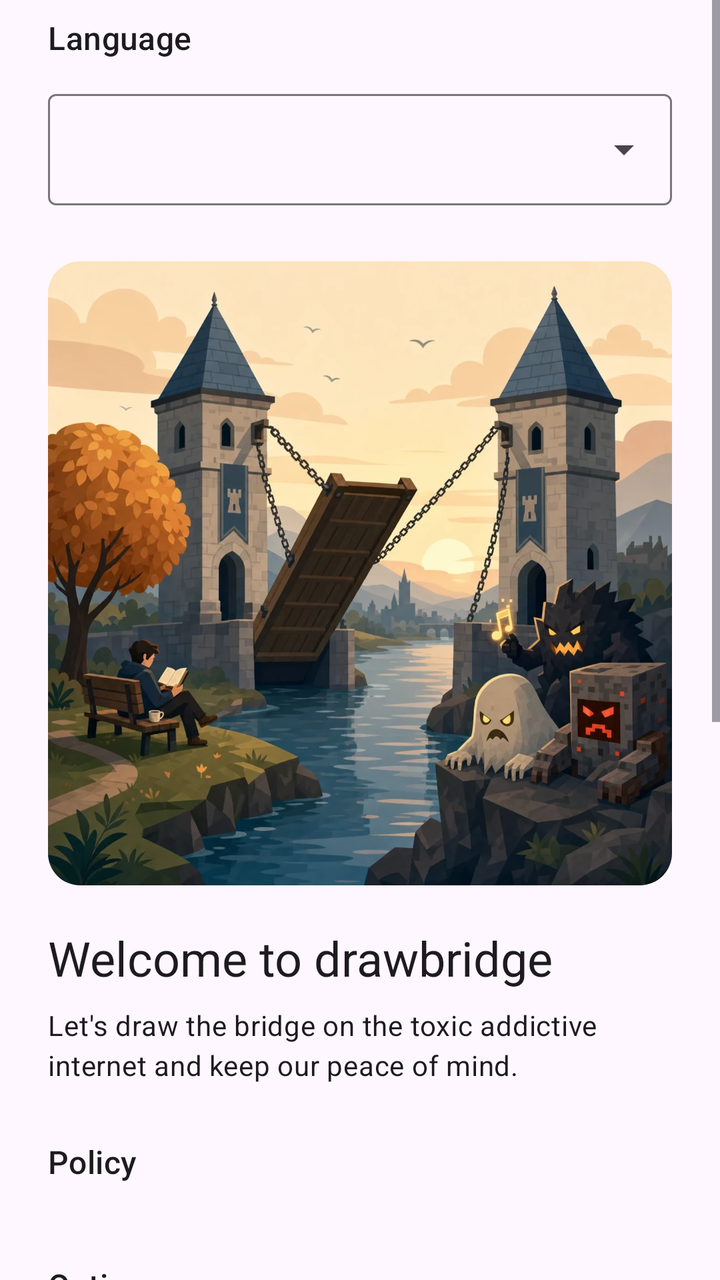
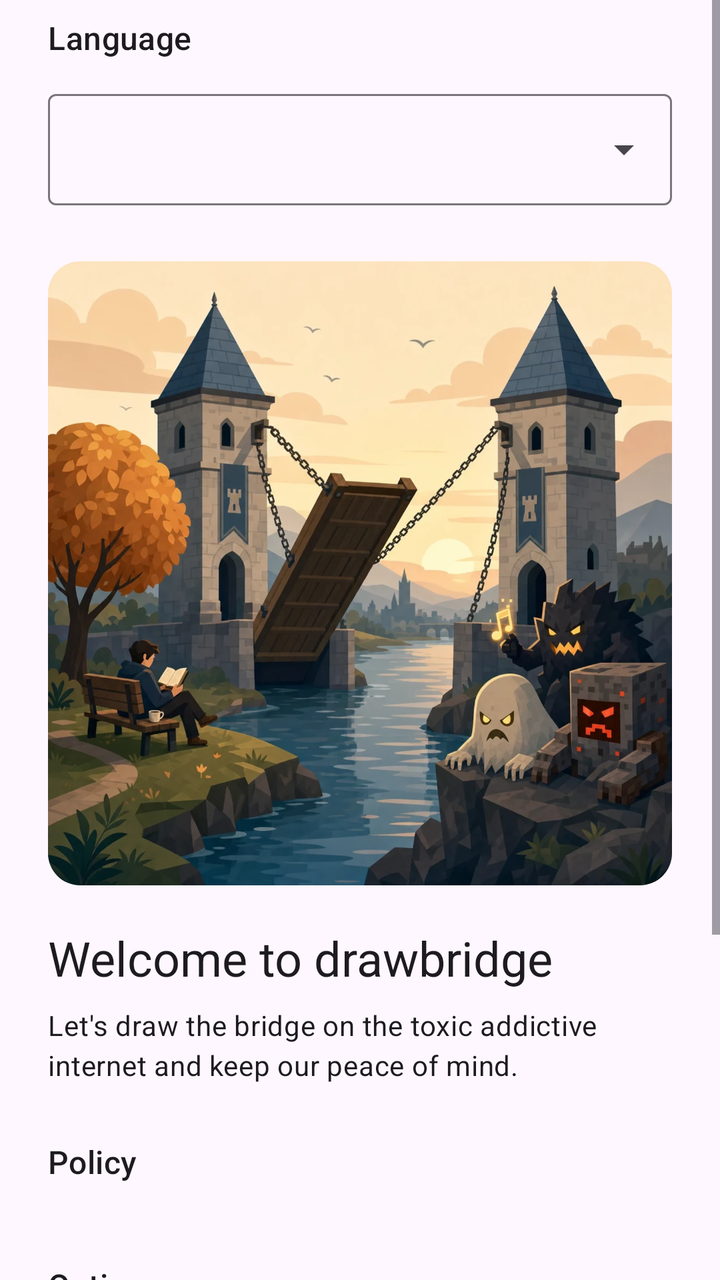

Before-and-after screenshots of an Android layout around one commit, followed by the original layout XML and the change that was made.
<!-- AndroidManifest.xml: application theme Theme.Drawbridge -->
<!-- res/layout/activity_main.xml -->
<?xml version="1.0" encoding="utf-8"?>
<ScrollView xmlns:android="http://schemas.android.com/apk/res/android"
    xmlns:app="http://schemas.android.com/apk/res-auto"
    android:id="@+id/root"
    android:layout_width="match_parent"
    android:layout_height="match_parent"
    android:fillViewport="true">

    <LinearLayout
        android:layout_width="match_parent"
        android:layout_height="wrap_content"
        android:orientation="vertical"
        android:paddingTop="8dp"
        android:paddingBottom="32dp">

        <TextView
            style="@style/TextAppearance.Drawbridge.SectionHeading"
            android:layout_width="match_parent"
            android:layout_height="wrap_content"
            android:text="@string/language_heading" />

        
        <com.google.android.material.textfield.TextInputLayout
            style="@style/Widget.Material3.TextInputLayout.OutlinedBox.ExposedDropdownMenu"
            android:layout_width="match_parent"
            android:layout_height="wrap_content"
            android:layout_marginHorizontal="24dp"
            android:layout_marginBottom="28dp">

            <com.google.android.material.textfield.MaterialAutoCompleteTextView
                android:id="@+id/languageField"
                android:layout_width="match_parent"
                android:layout_height="wrap_content"
                android:inputType="none" />
        </com.google.android.material.textfield.TextInputLayout>

        
        <com.google.android.material.imageview.ShapeableImageView
            android:layout_width="match_parent"
            android:layout_height="wrap_content"
            android:layout_marginHorizontal="24dp"
            android:layout_marginBottom="20dp"
            android:adjustViewBounds="true"
            android:contentDescription="@string/welcome_scene_description"
            android:scaleType="fitCenter"
            android:src="@drawable/welcome_scene"
            app:shapeAppearanceOverlay="@style/ShapeAppearance.Drawbridge.Hero" />

        <TextView
            android:layout_width="match_parent"
            android:layout_height="wrap_content"
            android:layout_marginHorizontal="24dp"
            android:paddingBottom="8dp"
            android:text="@string/welcome_title"
            android:textAppearance="?attr/textAppearanceHeadlineSmall" />

        <TextView
            android:layout_width="match_parent"
            android:layout_height="wrap_content"
            android:layout_marginHorizontal="24dp"
            android:paddingBottom="28dp"
            android:text="@string/welcome_subtitle"
            android:textAppearance="?attr/textAppearanceBodyMedium" />

        <TextView
            style="@style/TextAppearance.Drawbridge.SectionHeading"
            android:layout_width="match_parent"
            android:layout_height="wrap_content"
            android:text="@string/policy_heading" />

        <LinearLayout
            android:id="@+id/policyContainer"
            android:layout_width="match_parent"
            android:layout_height="wrap_content"
            android:layout_marginBottom="28dp"
            android:orientation="vertical"
            android:paddingHorizontal="24dp" />

        <TextView
            style="@style/TextAppearance.Drawbridge.SectionHeading"
            android:layout_width="match_parent"
            android:layout_height="wrap_content"
            android:text="@string/options_heading" />

        <TextView
            android:id="@+id/optionsExplanation"
            android:layout_width="match_parent"
            android:layout_height="wrap_content"
            android:layout_marginHorizontal="24dp"
            android:paddingBottom="8dp"
            android:text="@string/options_explanation"
            android:textAppearance="?attr/textAppearanceBodyMedium" />

        <LinearLayout
            android:id="@+id/optionContainer"
            android:layout_width="match_parent"
            android:layout_height="wrap_content"
            android:orientation="vertical"
            android:paddingHorizontal="24dp" />

        <TextView
            android:id="@+id/optionsFootnote"
            android:layout_width="match_parent"
            android:layout_height="wrap_content"
            android:layout_marginHorizontal="24dp"
            android:layout_marginTop="12dp"
            android:layout_marginBottom="28dp"
            android:alpha="0.75"
            android:text="@string/options_footnote"
            android:textAppearance="?attr/textAppearanceBodySmall" />

        <TextView
            style="@style/TextAppearance.Drawbridge.SectionHeading"
            android:layout_width="match_parent"
            android:layout_height="wrap_content"
            android:text="@string/status_heading" />

        <LinearLayout
            android:layout_width="match_parent"
            android:layout_height="wrap_content"
            android:layout_marginBottom="28dp"
            android:orientation="vertical"
            android:paddingHorizontal="24dp">

            <TextView
                android:id="@+id/protectedSinceStatus"
                android:layout_width="match_parent"
                android:layout_height="wrap_content"
                android:paddingBottom="8dp"
                android:textAppearance="?attr/textAppearanceBodyLarge" />

            <TextView
                android:id="@+id/ownershipStatus"
                android:layout_width="match_parent"
                android:layout_height="wrap_content"
                android:paddingBottom="4dp"
                android:textAppearance="?attr/textAppearanceBodyMedium" />

            <TextView
                android:id="@+id/filterStatus"
                android:layout_width="match_parent"
                android:layout_height="wrap_content"
                android:paddingBottom="4dp"
                android:textAppearance="?attr/textAppearanceBodyMedium" />

            <TextView
                android:id="@+id/policyStatus"
                android:layout_width="match_parent"
                android:layout_height="wrap_content"
                android:paddingBottom="12dp"
                android:textAppearance="?attr/textAppearanceBodyMedium" />

            <TextView
                android:layout_width="wrap_content"
                android:layout_height="wrap_content"
                android:paddingBottom="4dp"
                android:text="@string/status_restrictions_heading"
                android:textAppearance="?attr/textAppearanceTitleSmall" />

            <TextView
                android:id="@+id/restrictionsStatus"
                android:layout_width="match_parent"
                android:layout_height="wrap_content"
                android:textAppearance="?attr/textAppearanceBodyMedium" />
        </LinearLayout>

        <LinearLayout
            android:layout_width="match_parent"
            android:layout_height="wrap_content"
            android:orientation="vertical"
            android:paddingHorizontal="24dp">

            <Button
                android:id="@+id/lockButton"
                android:layout_width="match_parent"
                android:layout_height="wrap_content"
                android:text="@string/action_lock" />

            <Button
                android:id="@+id/refreshButton"
                style="?attr/materialButtonOutlinedStyle"
                android:layout_width="match_parent"
                android:layout_height="wrap_content"
                android:text="@string/action_refresh" />
        </LinearLayout>
    </LinearLayout>
</ScrollView>
<!-- resources referenced by this layout -->
<resources>
  <!-- drawable welcome_scene: webp bitmap (drawable-nodpi, 128392 bytes) -->
  <string name="action_lock">Lock drawbridge</string>
  <string name="action_refresh">Check for policy updates</string>
  <string name="language_heading">Language</string>
  <string name="options_explanation">Allow the following services at own peril.</string>
  <string name="options_footnote">The policy is inspired by best practices in digital minimalism and is a good choice for anyone, including adults. The ages are a recommendation by pediatricians, psychologists and neurologists.</string>
  <string name="options_heading">Options</string>
  <string name="policy_heading">Policy</string>
  <string name="status_heading">Device status</string>
  <string name="status_restrictions_heading">Active restrictions</string>
  <string name="welcome_scene_description">A raised drawbridge at night, between a quiet moonlit park and a rocky shore where cartoon monsters are waiting.</string>
  <string name="welcome_subtitle">Let\'s draw the bridge on the toxic addictive internet and keep our peace of mind.</string>
  <string name="welcome_title">Welcome to drawbridge</string>
  <style name="ShapeAppearance.Drawbridge.Hero" parent="">
          <item name="cornerFamily">rounded</item>
          <item name="cornerSize">16dp</item>
      </style>
  <style name="TextAppearance.Drawbridge.SectionHeading" parent="">
          <item name="android:textAppearance">?attr/textAppearanceTitleMedium</item>
          <item name="android:paddingStart">24dp</item>
          <item name="android:paddingEnd">24dp</item>
          <item name="android:paddingBottom">12dp</item>
      </style>
  <style name="Theme.Drawbridge" parent="Theme.Material3.DayNight">
          <item name="android:windowLightStatusBar">true</item>
          <item name="android:windowLightNavigationBar" tools:targetApi="o_mr1">true</item>
      </style>
</resources>

<!-- the commit's change to res/layout/activity_main.xml (unified diff, before → after) -->
@@ -109,59 +109,28 @@
             android:text="@string/options_footnote"
             android:textAppearance="?attr/textAppearanceBodySmall" />
 
-        <TextView
-            style="@style/TextAppearance.Drawbridge.SectionHeading"
-            android:layout_width="match_parent"
-            android:layout_height="wrap_content"
-            android:text="@string/status_heading" />
-
         <LinearLayout
+            android:id="@+id/updateNotice"
             android:layout_width="match_parent"
             android:layout_height="wrap_content"
             android:layout_marginBottom="28dp"
             android:orientation="vertical"
-            android:paddingHorizontal="24dp">
+            android:paddingHorizontal="24dp"
+            android:visibility="gone">
 
             <TextView
-                android:id="@+id/protectedSinceStatus"
                 android:layout_width="match_parent"
                 android:layout_height="wrap_content"
                 android:paddingBottom="8dp"
+                android:text="@string/update_notice"
                 android:textAppearance="?attr/textAppearanceBodyLarge" />
 
-            <TextView
-                android:id="@+id/ownershipStatus"
+            <Button
+                android:id="@+id/updateButton"
+                style="?attr/materialButtonOutlinedStyle"
                 android:layout_width="match_parent"
                 android:layout_height="wrap_content"
-                android:paddingBottom="4dp"
-                android:textAppearance="?attr/textAppearanceBodyMedium" />
-
-            <TextView
-                android:id="@+id/filterStatus"
-                android:layout_width="match_parent"
-                android:layout_height="wrap_content"
-                android:paddingBottom="4dp"
-                android:textAppearance="?attr/textAppearanceBodyMedium" />
-
-            <TextView
-                android:id="@+id/policyStatus"
-                android:layout_width="match_parent"
-                android:layout_height="wrap_content"
-                android:paddingBottom="12dp"
-                android:textAppearance="?attr/textAppearanceBodyMedium" />
-
-            <TextView
-                android:layout_width="wrap_content"
-                android:layout_height="wrap_content"
-                android:paddingBottom="4dp"
-                android:text="@string/status_restrictions_heading"
-                android:textAppearance="?attr/textAppearanceTitleSmall" />
-
-            <TextView
-                android:id="@+id/restrictionsStatus"
-                android:layout_width="match_parent"
-                android:layout_height="wrap_content"
-                android:textAppearance="?attr/textAppearanceBodyMedium" />
+                android:text="@string/update_action" />
         </LinearLayout>
 
         <LinearLayout
@@ -175,13 +144,6 @@
                 android:layout_width="match_parent"
                 android:layout_height="wrap_content"
                 android:text="@string/action_lock" />
-
-            <Button
-                android:id="@+id/refreshButton"
-                style="?attr/materialButtonOutlinedStyle"
-                android:layout_width="match_parent"
-                android:layout_height="wrap_content"
-                android:text="@string/action_refresh" />
         </LinearLayout>
     </LinearLayout>
 </ScrollView>
<!-- resource entries referenced after the edit -->
@@ -2,14 +2,13 @@
 <resources>
   <!-- drawable welcome_scene: webp bitmap (drawable-nodpi, 128392 bytes) -->
   <string name="action_lock">Lock drawbridge</string>
-  <string name="action_refresh">Check for policy updates</string>
   <string name="language_heading">Language</string>
   <string name="options_explanation">Allow the following services at own peril.</string>
   <string name="options_footnote">The policy is inspired by best practices in digital minimalism and is a good choice for anyone, including adults. The ages are a recommendation by pediatricians, psychologists and neurologists.</string>
   <string name="options_heading">Options</string>
   <string name="policy_heading">Policy</string>
-  <string name="status_heading">Device status</string>
-  <string name="status_restrictions_heading">Active restrictions</string>
+  <string name="update_action">Update</string>
+  <string name="update_notice">A newer version of drawbridge is available.</string>
   <string name="welcome_scene_description">A raised drawbridge at night, between a quiet moonlit park and a rocky shore where cartoon monsters are waiting.</string>
   <string name="welcome_subtitle">Let\'s draw the bridge on the toxic addictive internet and keep our peace of mind.</string>
   <string name="welcome_title">Welcome to drawbridge</string>
